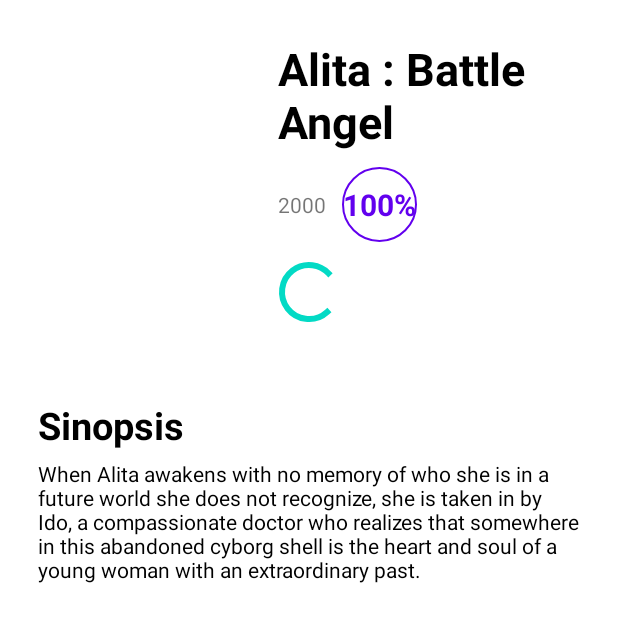
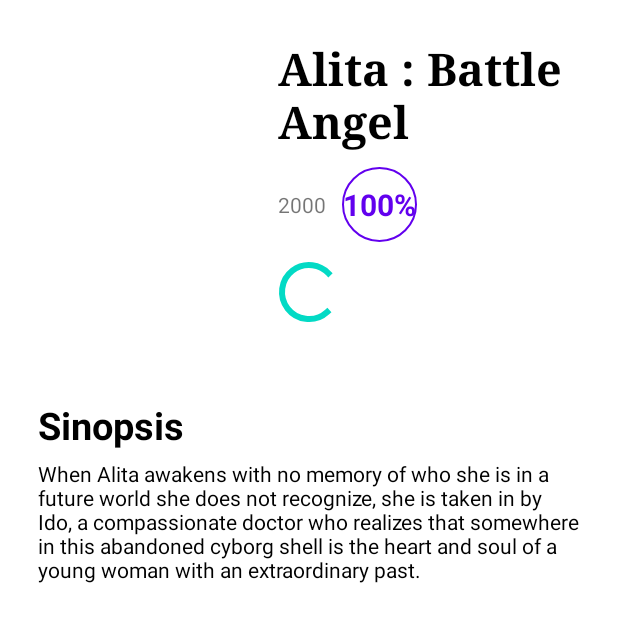
Before and after one commit to rezardhy/moviecatalogue_made, an Android app: the layout activity_detail.xml on its own in the app's theme, with its tools: preview values and no code run, on a phone screen of 412 x 824 dp. Shown: the top 622 px of the screen. Run offline under Robolectric (Android 15) with nearby library versions, the phone set to English and light mode, and no system bars.

Commit message:
change font family in detail title

```diff
--- a/app/src/main/res/layout/activity_detail.xml
+++ b/app/src/main/res/layout/activity_detail.xml
@@ -37,6 +37,7 @@
             android:layout_marginTop="25dp"
             tools:text="Alita : Battle Angel"
             android:textSize="30sp"
+            android:fontFamily="serif"
             android:layout_toEndOf="@id/movie_poster"
             />
 
```
